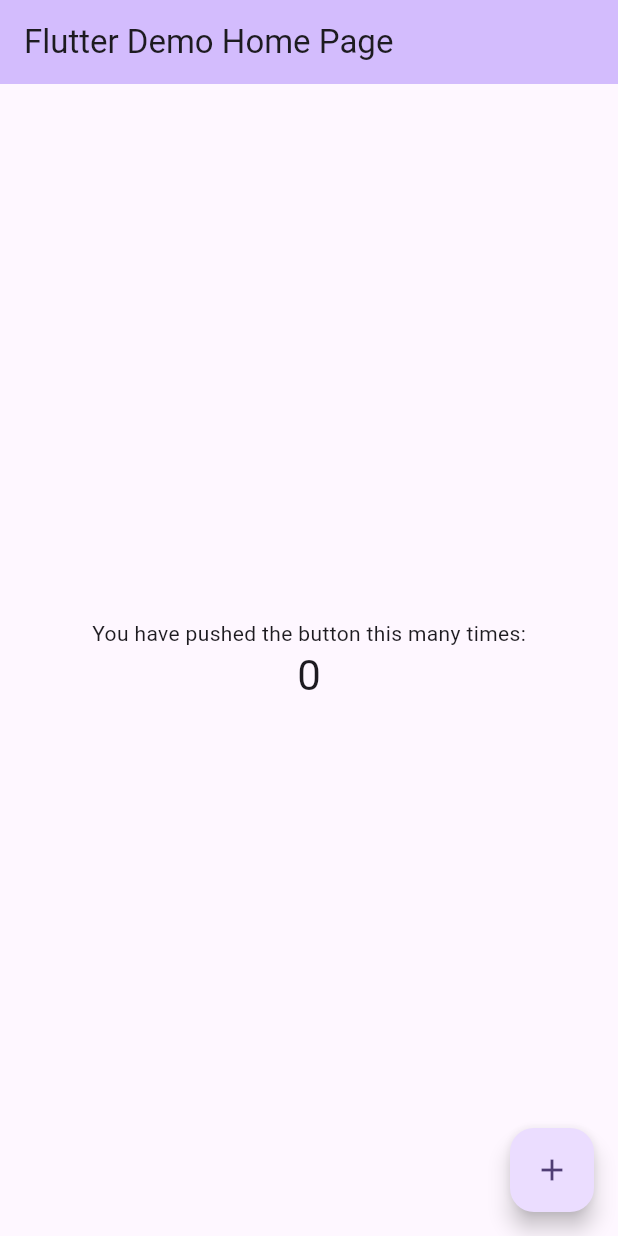
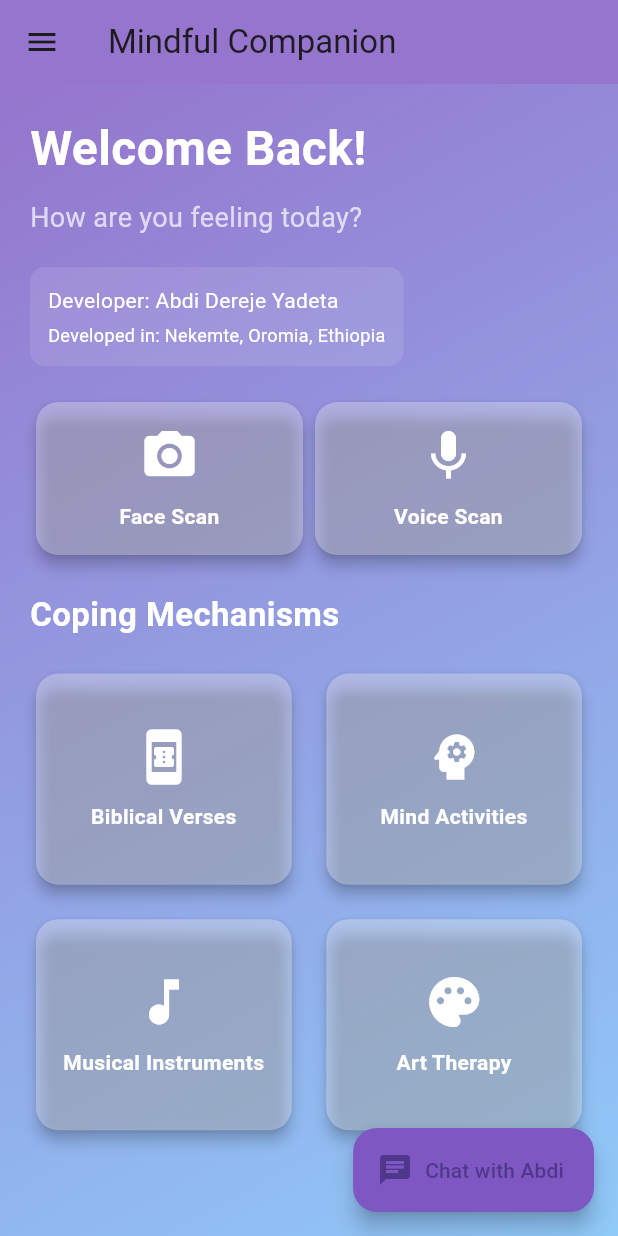
Before and after one commit to could-ai/019a1fee-6bfe-7829-bc08-2284a3029473, a Flutter app: the screen it shows after launch, on a phone screen of 412 x 824 dp. Run offline on Flutter 3.47's test engine with Material 3 defaults, Android fonts, the phone set to English and light mode, and no system bars.

Commit message:
I have updated the main.dart file to launch the DashboardScreen as the initial screen of the app. I've also set the app title to 'Mindful Companion' and adjusted the theme for a clean and modern look. This change provides a clear entry point to the application's main interface.; I have created a new DashboardScreen widget, which will serve as the main user interface. This screen features a welcoming header, sections for emotion detection (Face and Voice Scan), and a grid of coping mechanisms including Biblical Verses, Mind Activities, Musical Instruments, and Art Therapy. I've also included the developer's name and location as requested. The UI is designed with a soothing gradient background and clear, accessible cards for each feature. Navigation to the CopingMechanismsScreen and ChatbotScreen has been set up.; I have created a placeholder screen for the different coping mechanisms. This screen will display a title based on the selected mechanism from the dashboard (e.g., 'Biblical Verses'). For now, it shows a 'coming soon' message, indicating that the content for each section is yet to be implemented. This structure allows for easy expansion of each coping mechanism feature in the future.; I have created a basic chatbot interface named 'Chat with Abdi Dereje Yadeta'. This screen includes a message view and a text input field for users to interact with the chatbot. For now, the chatbot provides a simple echo response to demonstrate the functionality. I've also added a button for initiating a voice call, which will be implemented in a future update. The UI is styled to match the overall theme of the application.

```diff
--- /dev/null
+++ b/usr/lib/dashboard_screen.dart
@@ -0,0 +1,301 @@
+import 'package:flutter/material.dart';
+import 'coping_mechanisms_screen.dart';
+import 'chatbot_screen.dart';
+
+class DashboardScreen extends StatelessWidget {
+  const DashboardScreen({super.key});
+
+  @override
+  Widget build(BuildContext context) {
+    return Scaffold(
+      appBar: AppBar(
+        title: const Text("Mindful Companion"),
+        backgroundColor: Colors.deepPurple.shade300,
+        elevation: 0,
+      ),
+      drawer: Drawer(
+        child: ListView(
+          padding: EdgeInsets.zero,
+          children: <Widget>[
+            DrawerHeader(
+              decoration: BoxDecoration(
+                color: Colors.deepPurple.shade300,
+              ),
+              child: const Text(
+                'Mindful Companion',
+                style: TextStyle(
+                  color: Colors.white,
+                  fontSize: 24,
+                ),
+              ),
+            ),
+            ListTile(
+              leading: const Icon(Icons.home),
+              title: const Text('Home'),
+              onTap: () {
+                Navigator.pop(context);
+              },
+            ),
+            ListTile(
+              leading: const Icon(Icons.self_improvement),
+              title: const Text('Coping Mechanisms'),
+              onTap: () {
+                Navigator.push(
+                  context,
+                  MaterialPageRoute(builder: (context) => const CopingMechanismsScreen()),
+                );
+              },
+            ),
+            ListTile(
+              leading: const Icon(Icons.chat),
+              title: const Text('Chat with Abdi'),
+              onTap: () {
+                 Navigator.push(
+                  context,
+                  MaterialPageRoute(builder: (context) => const ChatbotScreen()),
+                );
+              },
+            ),
+          ],
+        ),
+      ),
+      body: Container(
+        decoration: BoxDecoration(
+          gradient: LinearGradient(
+            colors: [Colors.deepPurple.shade300, Colors.blue.shade200],
+            begin: Alignment.topLeft,
+            end: Alignment.bottomRight,
+          ),
+        ),
+        child: CustomScrollView(
+          slivers: [
+            SliverToBoxAdapter(
+              child: Padding(
+                padding: const EdgeInsets.all(20.0),
+                child: Column(
+                  crossAxisAlignment: CrossAxisAlignment.start,
+                  children: [
+                    const Text(
+                      'Welcome Back!',
+                      style: TextStyle(
+                        fontSize: 32,
+                        fontWeight: FontWeight.bold,
+                        color: Colors.white,
+                      ),
+                    ),
+                    const SizedBox(height: 10),
+                    const Text(
+                      'How are you feeling today?',
+                      style: TextStyle(
+                        fontSize: 18,
+                        color: Colors.white70,
+                      ),
+                    ),
+                    const SizedBox(height: 20),
+                    Container(
+                      padding: const EdgeInsets.all(12),
+                      decoration: BoxDecoration(
+                        color: Colors.white.withOpacity(0.1),
+                        borderRadius: BorderRadius.circular(10)
+                      ),
+                      child: const Column(
+                        crossAxisAlignment: CrossAxisAlignment.start,
+                        children: [
+                           Text(
+                            "Developer: Abdi Dereje Yadeta",
+                            style: TextStyle(color: Colors.white, fontSize: 14),
+                          ),
+                          SizedBox(height: 5),
+                          Text(
+                            "Developed in: Nekemte, Oromia, Ethiopia",
+                             style: TextStyle(color: Colors.white, fontSize: 12),
+                          ),
+                        ],
+                      ),
+                    ),
+                  ],
+                ),
+              ),
+            ),
+            SliverToBoxAdapter(
+              child: Padding(
+                padding: const EdgeInsets.symmetric(horizontal: 20.0),
+                child: Row(
+                  mainAxisAlignment: MainAxisAlignment.spaceAround,
+                  children: [
+                    _buildEmotionDetectorCard(
+                      context,
+                      icon: Icons.camera_alt,
+                      label: 'Face Scan',
+                      onTap: () {
+                        // TODO: Implement camera functionality
+                      },
+                    ),
+                    _buildEmotionDetectorCard(
+                      context,
+                      icon: Icons.mic,
+                      label: 'Voice Scan',
+                      onTap: () {
+                        // TODO: Implement voice analysis
+                      },
+                    ),
+                  ],
+                ),
+              ),
+            ),
+            SliverToBoxAdapter(
+              child: Padding(
+                padding: const EdgeInsets.all(20.0),
+                child: Text(
+                  'Coping Mechanisms',
+                  style: TextStyle(
+                    fontSize: 22,
+                    fontWeight: FontWeight.bold,
+                    color: Colors.white,
+                  ),
+                ),
+              ),
+            ),
+            SliverPadding(
+              padding: const EdgeInsets.symmetric(horizontal: 20.0),
+              sliver: SliverGrid(
+                gridDelegate: const SliverGridDelegateWithFixedCrossAxisCount(
+                  crossAxisCount: 2,
+                  mainAxisSpacing: 15,
+                  crossAxisSpacing: 15,
+                  childAspectRatio: 1.2,
+                ),
+                delegate: SliverChildListDelegate(
+                  [
+                    _buildCopingMechanismCard(
+                      context,
+                      icon: Icons.book_online,
+                      label: 'Biblical Verses',
+                      onTap: () {
+                        Navigator.push(
+                          context,
+                          MaterialPageRoute(
+                            builder: (context) => const CopingMechanismsScreen(type: 'Biblical Verses'),
+                          ),
+                        );
+                      },
+                    ),
+                    _buildCopingMechanismCard(
+                      context,
+                      icon: Icons.psychology,
+                      label: 'Mind Activities',
+                      onTap: () {
+                         Navigator.push(
+                          context,
+                          MaterialPageRoute(
+                            builder: (context) => const CopingMechanismsScreen(type: 'Mind Activities'),
+                          ),
+                        );
+                      },
+                    ),
+                    _buildCopingMechanismCard(
+                      context,
+                      icon: Icons.music_note,
+                      label: 'Musical Instruments',
+                      onTap: () {
+                         Navigator.push(
+                          context,
+                          MaterialPageRoute(
+                            builder: (context) => const CopingMechanismsScreen(type: 'Musical Instruments'),
+                          ),
+                        );
+                      },
+                    ),
+                    _buildCopingMechanismCard(
+                      context,
+                      icon: Icons.palette,
+                      label: 'Art Therapy',
+                      onTap: () {
+                         Navigator.push(
+                          context,
+                          MaterialPageRoute(
+                            builder: (context) => const CopingMechanismsScreen(type: 'Art Therapy'),
+                          ),
+                        );
+                      },
+                    ),
+                  ],
+                ),
+              ),
+            ),
+          ],
+        ),
+      ),
+       floatingActionButton: FloatingActionButton.extended(
+        onPressed: () {
+           Navigator.push(
+            context,
+            MaterialPageRoute(builder: (context) => const ChatbotScreen()),
+          );
+        },
+        label: const Text("Chat with Abdi"),
+        icon: const Icon(Icons.chat),
+        backgroundColor: Colors.deepPurple.shade400,
+      ),
+    );
+  }
+
+  Widget _buildEmotionDetectorCard(BuildContext context, {required IconData icon, required String label, required VoidCallback onTap}) {
+    return Expanded(
+      child: Card(
+        elevation: 4,
+        color: Colors.white.withOpacity(0.3),
+        shape: RoundedRectangleBorder(borderRadius: BorderRadius.circular(15)),
+        child: InkWell(
+          onTap: onTap,
+          borderRadius: BorderRadius.circular(15),
+          child: Padding(
+            padding: const EdgeInsets.all(16.0),
+            child: Column(
+              mainAxisAlignment: MainAxisAlignment.center,
+              children: [
+                Icon(icon, size: 40, color: Colors.white),
+                const SizedBox(height: 10),
+                Text(
+                  label,
+                  textAlign: TextAlign.center,
+                  style: const TextStyle(
+                    color: Colors.white,
+                    fontWeight: FontWeight.bold,
+                  ),
+                ),
+              ],
+            ),
+          ),
+        ),
+      ),
+    );
+  }
+
+  Widget _buildCopingMechanismCard(BuildContext context, {required IconData icon, required String label, required VoidCallback onTap}) {
+    return Card(
+      elevation: 4,
+      color: Colors.white.withOpacity(0.3),
+      shape: RoundedRectangleBorder(borderRadius: BorderRadius.circular(15)),
+      child: InkWell(
+        onTap: onTap,
+        borderRadius: BorderRadius.circular(15),
+        child: Column(
+          mainAxisAlignment: MainAxisAlignment.center,
+          children: [
+            Icon(icon, size: 40, color: Colors.white),
+            const SizedBox(height: 10),
+            Text(
+              label,
+              textAlign: TextAlign.center,
+              style: const TextStyle(
+                color: Colors.white,
+                fontWeight: FontWeight.bold,
+              ),
+            ),
+          ],
+        ),
+      ),
+    );
+  }
+}
--- a/usr/lib/main.dart
+++ b/usr/lib/main.dart
@@ -1,4 +1,5 @@
 import 'package:flutter/material.dart';
+import 'dashboard_screen.dart';
 
 void main() {
   runApp(const MyApp());
@@ -7,114 +8,16 @@ void main() {
 class MyApp extends StatelessWidget {
   const MyApp({super.key});
 
-  // This widget is the root of your application.
   @override
   Widget build(BuildContext context) {
     return MaterialApp(
-      title: 'Flutter Demo',
+      title: 'Mindful Companion',
       debugShowCheckedModeBanner: false,
       theme: ThemeData(
-        // This is the theme of your application.
-        //
-        // TRY THIS: Try running your application with "flutter run". You'll see
-        // the application has a purple toolbar. Then, without quitting the app,
-        // try changing the seedColor in the colorScheme below to Colors.green
-        // and then invoke "hot reload" (save your changes or press the "hot
-        // reload" button in a Flutter-supported IDE, or press "r" if you used
-        // the command line to start the app).
-        //
-        // Notice that the counter didn't reset back to zero; the application
-        // state is not lost during the reload. To reset the state, use hot
-        // restart instead.
-        //
-        // This works for code too, not just values: Most code changes can be
-        // tested with just a hot reload.
-        colorScheme: ColorScheme.fromSeed(seedColor: Colors.deepPurple),
+        primarySwatch: Colors.blue,
+        visualDensity: VisualDensity.adaptivePlatformDensity,
       ),
-      home: const MyHomePage(title: 'Flutter Demo Home Page'),
+      home: const DashboardScreen(),
     );
   }
 }
-
-class MyHomePage extends StatefulWidget {
-  const MyHomePage({super.key, required this.title});
-
-  // This widget is the home page of your application. It is stateful, meaning
-  // that it has a State object (defined below) that contains fields that affect
-  // how it looks.
-
-  // This class is the configuration for the state. It holds the values (in this
-  // case the title) provided by the parent (in this case the App widget) and
-  // used by the build method of the State. Fields in a Widget subclass are
-  // always marked "final".
-
-  final String title;
-
-  @override
-  State<MyHomePage> createState() => _MyHomePageState();
-}
-
-class _MyHomePageState extends State<MyHomePage> {
-  int _counter = 0;
-
-  void _incrementCounter() {
-    setState(() {
-      // This call to setState tells the Flutter framework that something has
-      // changed in this State, which causes it to rerun the build method below
-      // so that the display can reflect the updated values. If we changed
-      // _counter without calling setState(), then the build method would not be
-      // called again, and so nothing would appear to happen.
-      _counter++;
-    });
-  }
-
-  @override
-  Widget build(BuildContext context) {
-    // This method is rerun every time setState is called, for instance as done
-    // by the _incrementCounter method above.
-    //
-    // The Flutter framework has been optimized to make rerunning build methods
-    // fast, so that you can just rebuild anything that needs updating rather
-    // than having to individually change instances of widgets.
-    return Scaffold(
-      appBar: AppBar(
-        // TRY THIS: Try changing the color here to a specific color (to
-        // Colors.amber, perhaps?) and trigger a hot reload to see the AppBar
-        // change color while the other colors stay the same.
-        backgroundColor: Theme.of(context).colorScheme.inversePrimary,
-        // Here we take the value from the MyHomePage object that was created by
-        // the App.build method, and use it to set our appbar title.
-        title: Text(widget.title),
-      ),
-      body: Center(
-        // Center is a layout widget. It takes a single child and positions it
-        // in the middle of the parent.
-        child: Column(
-          // Column is also a layout widget. It takes a list of children and
-          // arranges them vertically. By default, it sizes itself to fit its
-          // children horizontally, and tries to be as tall as its parent.
-          //
-          // Column has various properties to control how it sizes itself and
-          // how it positions its children. Here we use mainAxisAlignment to
-          // center the children vertically; the main axis here is the vertical
-          // axis because Columns are vertical (the cross axis would be
-          // horizontal).
-          //
-          // TRY THIS: Invoke "debug painting" (choose the "Toggle Debug Paint"
-          // action in the IDE, or press "p" in the console), to see the
-          // wireframe for each widget.
-          mainAxisAlignment: MainAxisAlignment.center,
-          children: <Widget>[
-            const Text('You have pushed the button this many times:'),
-            Text('$_counter', style: Theme.of(context).textTheme.headlineMedium),
-          ],
-        ),
-      ),
-      floatingActionButton: FloatingActionButton(
-        onPressed: _incrementCounter,
-        tooltip: 'Increment',
-        child: const Icon(Icons.add),
-      ), // This trailing comma makes auto-formatting nicer for build methods.
-    );
-  }
-}
```
Also changed, not shown: usr/lib/chatbot_screen.dart (added, +126 -0 lines), usr/lib/coping_mechanisms_screen.dart (added, +59 -0 lines).
